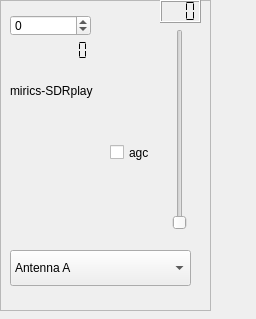
Old version of the form src/input/sdrplay/sdrplay-widget.ui in the repository JvanKatwijk/qt-dab.
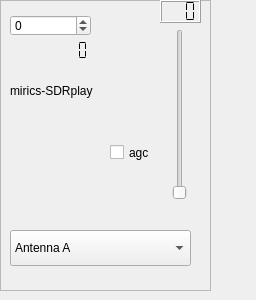
New version of the form.

Commit message: sdrplay support for more rsp-ii devices

The edit to the form file:
```diff
--- a/src/input/sdrplay/sdrplay-widget.ui
+++ b/src/input/sdrplay/sdrplay-widget.ui
@@ -7,7 +7,7 @@
     <x>0</x>
     <y>0</y>
     <width>256</width>
-    <height>319</height>
+    <height>300</height>
    </rect>
   </property>
   <property name="windowTitle">
@@ -19,7 +19,7 @@
      <x>0</x>
      <y>0</y>
      <width>211</width>
-     <height>311</height>
+     <height>291</height>
     </rect>
    </property>
    <property name="frameShape">
@@ -76,7 +76,7 @@
       <x>170</x>
       <y>29</y>
       <width>20</width>
-      <height>201</height>
+      <height>171</height>
      </rect>
     </property>
     <property name="orientation">
@@ -145,7 +145,7 @@
     <property name="geometry">
      <rect>
       <x>10</x>
-      <y>250</y>
+      <y>230</y>
       <width>181</width>
       <height>36</height>
      </rect>
```
The commit also changes 10 other files.
